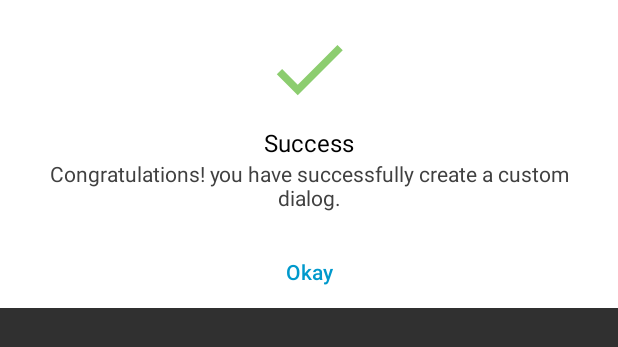
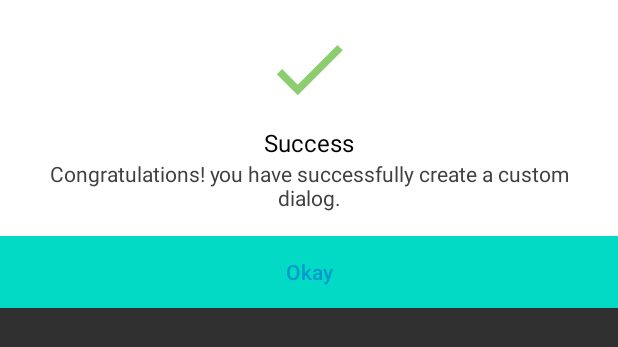
Before and after one commit to MilaMix/WonderCal, an Android app: the layout register_success_dialog.xml on its own in the app's theme, with its tools: preview values and no code run, on a phone screen of 412 x 824 dp. Shown: the top 347 px of the screen. Run offline under Robolectric (Android 15) with nearby library versions, the phone set to English and light mode, and no system bars; network calls fail.

Commit message:
add button

```diff
--- a/app/build.gradle
+++ b/app/build.gradle
@@ -43,7 +43,7 @@ dependencies {
     testImplementation 'junit:junit:4.+'
     androidTestImplementation 'androidx.test.ext:junit:1.1.3'
     androidTestImplementation 'androidx.test.espresso:espresso-core:3.4.0'
-
+    implementation 'com.github.f0ris.sweetalert:library:1.5.6'
     implementation 'com.android.volley:volley:1.2.0'
     implementation 'com.squareup.picasso:picasso:2.71828'
     implementation 'com.google.code.gson:gson:2.9.0'
--- a/app/src/main/java/com/example/milamix/wondercal/RegisterActivity.java
+++ b/app/src/main/java/com/example/milamix/wondercal/RegisterActivity.java
@@ -19,6 +19,8 @@ import com.google.android.material.floatingactionbutton.FloatingActionButton;
 
 import org.json.JSONException;
 import org.json.JSONObject;
+
+import cn.pedant.SweetAlert.SweetAlertDialog;
 
 public class RegisterActivity extends AppCompatActivity {
     Intent itn;
@@ -65,7 +67,6 @@ public class RegisterActivity extends AppCompatActivity {
         };
         RequestQueue queue = Volley.newRequestQueue(this);
         queue.add(stringRequest);
-
     }
 
     private void swapToLoginPage(){
--- a/app/src/main/res/layout/register_success_dialog.xml
+++ b/app/src/main/res/layout/register_success_dialog.xml
@@ -51,7 +51,7 @@
         android:layout_width="0dp"
         android:layout_height="wrap_content"
         android:layout_marginTop="16dp"
-        android:background="@android:color/transparent"
+        android:background="@color/teal_200"
         android:stateListAnimator="@null"
         android:text="Okay"
         android:textAllCaps="false"
```
